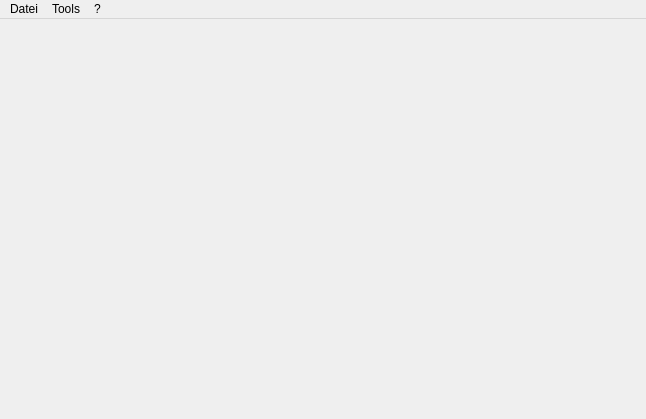
Above: app/ui/mainwindow.ui from eventmusicmachine/emm before the change. Below: the same form after it.
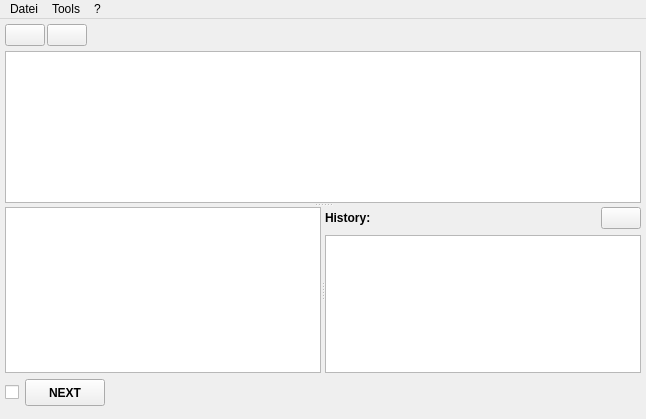
That is the form after the change. Icons and pictures are not drawn. Custom widgets are drawn as their Qt base class.

Patch:
```diff
--- a/app/ui/mainwindow.ui
+++ b/app/ui/mainwindow.ui
@@ -39,32 +39,6 @@
       <property name="currentIndex">
        <number>0</number>
       </property>
-      <widget class="QWidget" name="stackedWidgetPage1">
-       <layout class="QVBoxLayout" name="verticalLayout_4">
-        <property name="spacing">
-         <number>2</number>
-        </property>
-        <property name="leftMargin">
-         <number>0</number>
-        </property>
-        <property name="topMargin">
-         <number>0</number>
-        </property>
-        <property name="rightMargin">
-         <number>0</number>
-        </property>
-        <property name="bottomMargin">
-         <number>0</number>
-        </property>
-        <item>
-         <layout class="QGridLayout" name="slotLayout">
-          <property name="spacing">
-           <number>2</number>
-          </property>
-         </layout>
-        </item>
-       </layout>
-      </widget>
       <widget class="QWidget" name="stackedWidgetPage2">
        <layout class="QVBoxLayout" name="verticalLayout_3">
         <property name="spacing">
```
Left out of the diff: 24 changed lines with no effect on the pictures.
